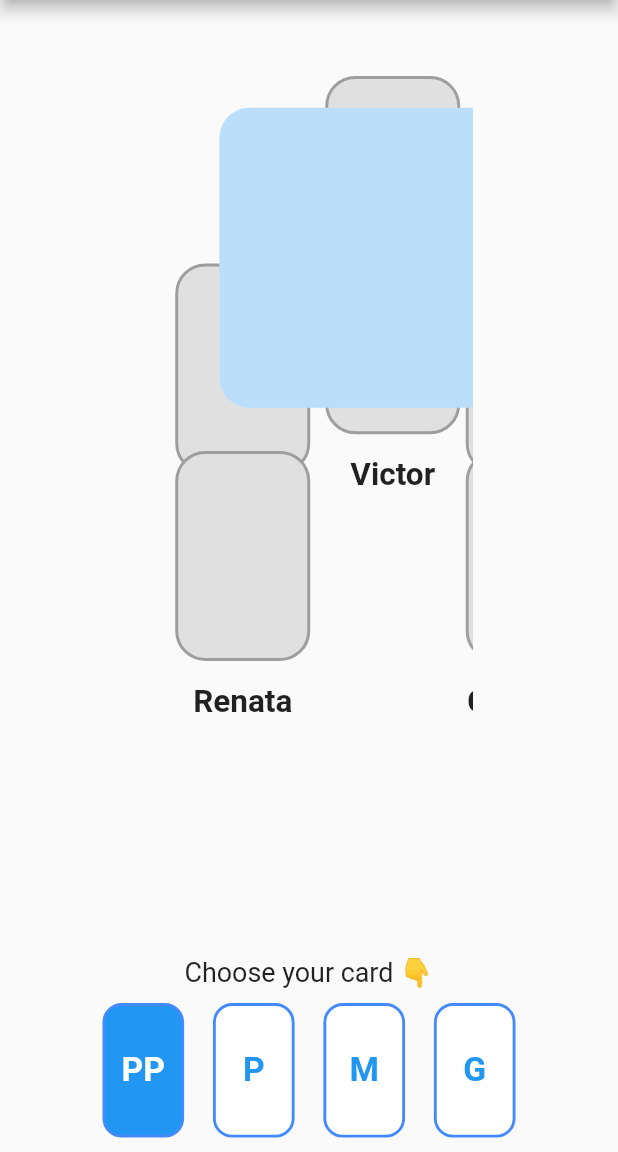
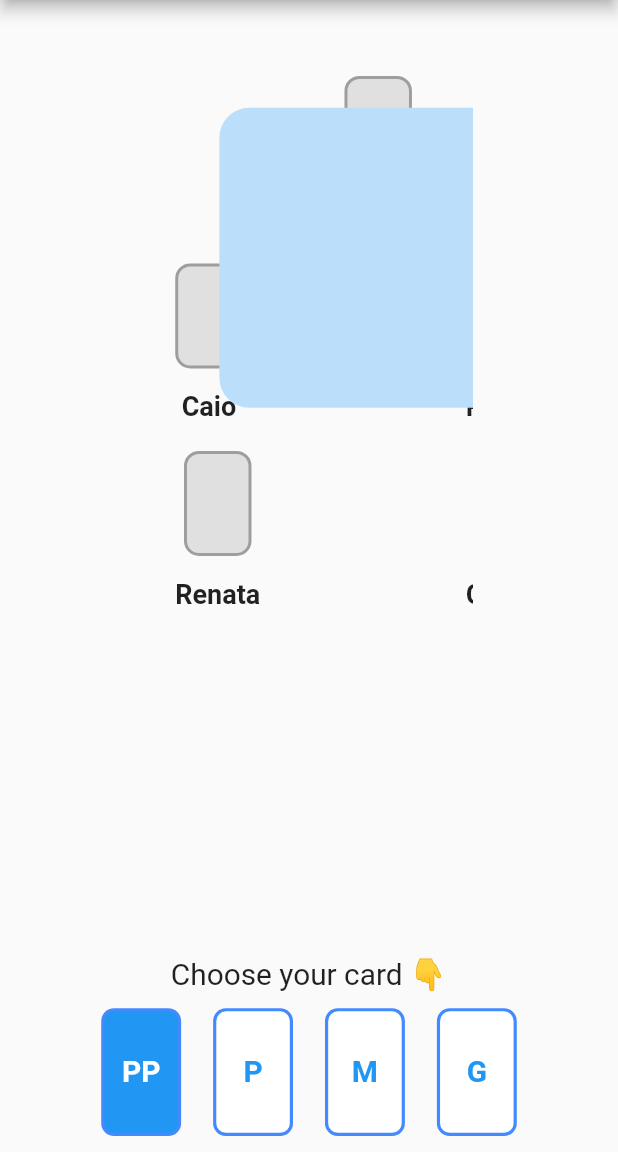
Before and after one commit to gianlucampos/planning_poker_frontend_clone, a Flutter app: the screen it shows after launch, after a tap on "Reveal cards", on a phone screen of 412 x 824 dp, the part 84-1236 px from its top. Run offline on Flutter 3.47's test engine with Material 2 defaults, Android fonts, the phone set to English and light mode, and no system bars; our stand-ins replace dio.

Commit message:
Melhorias na interface e tamanho dos cards

```diff
--- a/lib/widgets/card/card_widget.dart
+++ b/lib/widgets/card/card_widget.dart
@@ -68,17 +68,17 @@ class _CardWidgetState extends State<CardWidget> {
       child: InkWell(
         onTap: voteController,
         child: Container(
-          width: 85,
-          height: 140,
+          width: 75,
+          height: 120,
           decoration: BoxDecoration(
             color: _background,
             border: Border.all(color: Colors.blueAccent, width: 3),
-            borderRadius: BorderRadius.all(Radius.circular(20)),
+            borderRadius: BorderRadius.all(Radius.circular(12)),
           ),
           child: Center(
             child: Text(
               widget.voto,
-              textScaleFactor: 2.5,
+              textScaleFactor: 2,
               style: TextStyle(color: _textColor, fontWeight: FontWeight.bold),
             ),
           ),
--- a/lib/widgets/player/jogador_widget.dart
+++ b/lib/widgets/player/jogador_widget.dart
@@ -1,15 +1,14 @@
 import 'package:flutter/material.dart';
+import 'package:planning_poker_flutter/models/player_model.dart';
 import 'package:planning_poker_flutter/widgets/rotate_widget.dart';
 import 'package:provider/provider.dart';
 
 import '../../provider/rotate_card_provider.dart';
 
 class JogadorWidget extends StatelessWidget {
-  //TODO: Passar objeto PlayerModel ao inves de Strings [nome e voto]
-  final String nome;
-  final String voto;
+  final PlayerModel player;
 
-  const JogadorWidget({Key? key, required this.nome, required this.voto})
+  const JogadorWidget({Key? key, required this.player})
       : super(key: key);
 
   @override
@@ -25,26 +24,27 @@ class JogadorWidget extends StatelessWidget {
             RotateWidget(card: shouldFlip ? CardVoto() : CardBranco()),
             SizedBox(height: 15),
             Text(
-              nome,
-              textScaleFactor: 1.5,
-              style: TextStyle(fontWeight: FontWeight.bold),
+              player.name!,
+              textScaleFactor: 1,
+              style: TextStyle(fontWeight: FontWeight.bold, fontSize: 18),
             )
           ]),
     );
   }
 
+  //TODO: implementar 1 widget com herança
   Widget CardVoto() {
     return Container(
-      width: 90,
-      height: 140,
+      width: 45,
+      height: 70,
       decoration: BoxDecoration(
         border: Border.all(color: Colors.blueAccent, width: 2),
-        borderRadius: BorderRadius.all(Radius.circular(20)),
+        borderRadius: BorderRadius.all(Radius.circular(12)),
       ),
       child: Center(
         child: Text(
-          voto,
-          textScaleFactor: 2,
+          player.vote!,
+          textScaleFactor: 1.5,
           style: TextStyle(color: Colors.blue, fontWeight: FontWeight.bold),
         ),
       ),
@@ -53,12 +53,12 @@ class JogadorWidget extends StatelessWidget {
 
   Widget CardBranco() {
     return Container(
-      width: 90,
-      height: 140,
+      width: 45,
+      height: 70,
       decoration: BoxDecoration(
         color: Colors.grey[300],
         border: Border.all(color: Colors.grey, width: 2),
-        borderRadius: BorderRadius.all(Radius.circular(20)),
+        borderRadius: BorderRadius.all(Radius.circular(10)),
       ),
     );
   }
--- a/lib/widgets/positioned_widget.dart
+++ b/lib/widgets/positioned_widget.dart
@@ -75,34 +75,32 @@ class _PositionedWidgetState extends State<PositionedWidget> {
   }
 
   void addPlayer(PlayerModel player) {
-    String vote = player.vote!;
-    String name = player.name!;
 
-    buildTop(vote, name);
+    buildTop(player);
     if (isAdded) {
       isAdded = false;
       return;
     }
-    buildLeft(vote, name);
+    buildLeft(player);
     if (isAdded) {
       isAdded = false;
       return;
     }
-    buildRight(vote, name);
+    buildRight(player);
     if (isAdded) {
       isAdded = false;
       return;
     }
-    buildBottom(vote, name);
+    buildBottom(player);
     isAdded = false;
   }
 
-  void buildTop(String vote, String nome) {
+  void buildTop(PlayerModel player) {
     if (widgetsTop.length >= 8) return;
     if (direction == Direction.TOP) {
       var p = Positioned(
         left: topLeftRight += 100.00,
-        child: JogadorWidget(nome: nome, voto: vote),
+        child: JogadorWidget(player: player),
       );
       widgetsTop.add(p);
       direction = Direction.BOTTOM;
@@ -111,11 +109,11 @@ class _PositionedWidgetState extends State<PositionedWidget> {
     }
   }
 
-  void buildLeft(String vote, String nome) {
+  void buildLeft(PlayerModel player) {
     if (direction == Direction.LEFT) {
       widgetsLeft.add(Positioned(
         top: topLeftBottom += 125.00,
-        child: JogadorWidget(nome: nome, voto: vote),
+        child: JogadorWidget(player: player),
       ));
       direction = widgetsRight.length < 3 ? Direction.RIGHT : Direction.BOTTOM;
       isAdded = true;
@@ -123,12 +121,12 @@ class _PositionedWidgetState extends State<PositionedWidget> {
     }
   }
 
-  void buildRight(String vote, String name) {
+  void buildRight(PlayerModel player) {
     if (direction == Direction.RIGHT) {
       widgetsRight.add(Positioned(
         left: MediaQuery.of(context).size.width * 0.47,
         top: bottomRightTop += 125.00,
-        child: JogadorWidget(nome: name, voto: vote),
+        child: JogadorWidget(player: player),
       ));
       super.setState(() {});
       direction = Direction.TOP;
@@ -136,13 +134,13 @@ class _PositionedWidgetState extends State<PositionedWidget> {
     }
   }
 
-  void buildBottom(String vote, String name) {
+  void buildBottom(PlayerModel player) {
     if (widgetsBottom.length >= 8) return;
     if (direction == Direction.BOTTOM) {
       widgetsBottom.add(Positioned(
         top: MediaQuery.of(context).size.width * 0.24,
         left: bottomLeftRight += 100.00,
-        child: JogadorWidget(nome: name, voto: vote),
+        child: JogadorWidget(player: player),
       ));
       isAdded = true;
       direction = widgetsLeft.length < 3 ? Direction.LEFT : Direction.TOP;
```
